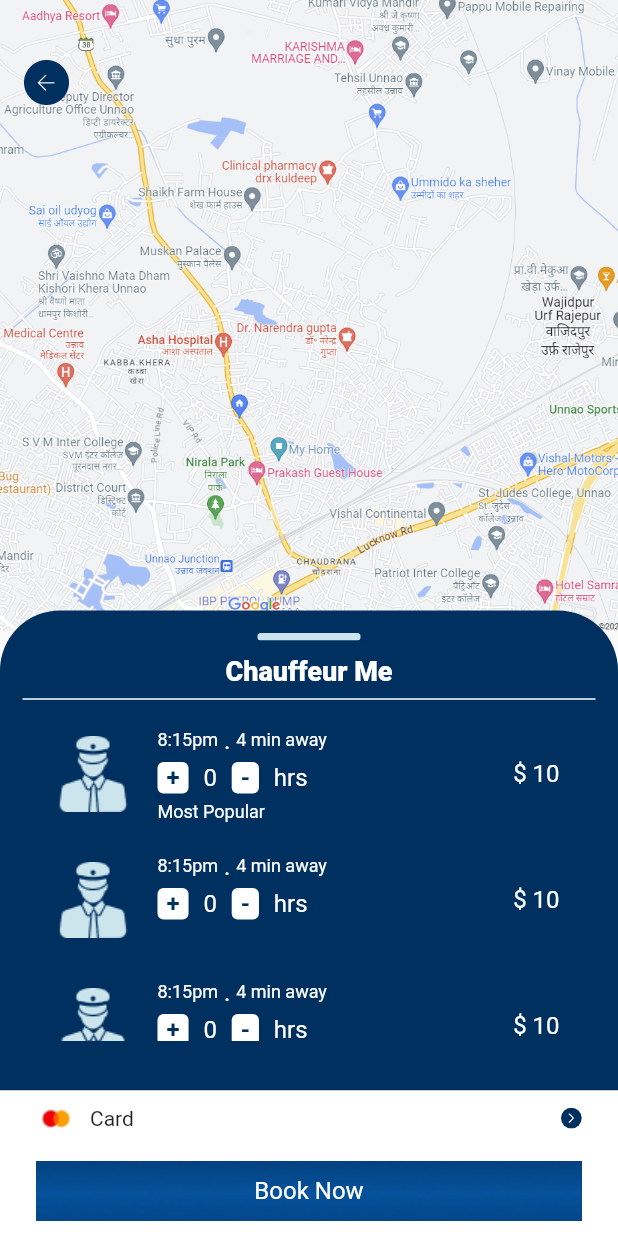
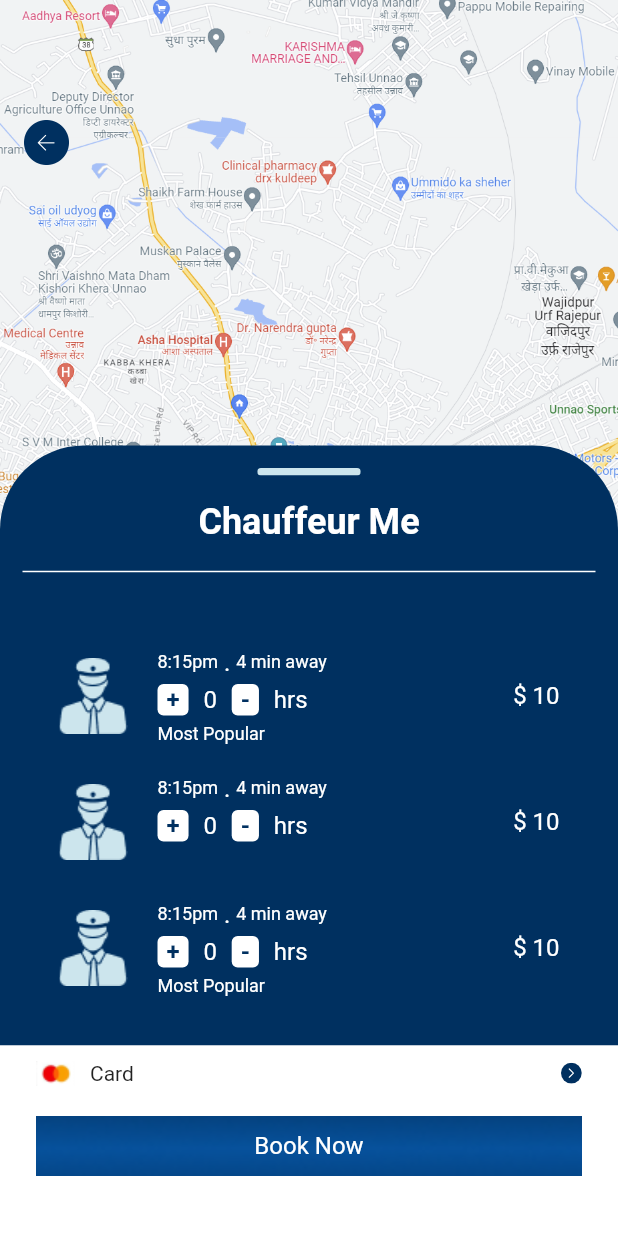
Before and after one commit to rinkuniks/flygrs-flutter, a Flutter app: the BookingScreen screen opened by its route, on a phone screen of 412 x 824 dp. Run offline on Flutter 3.47's test engine with Material 2 defaults, Android fonts, the phone set to English and light mode, and no system bars; our stand-ins replace flutter_rating_bar, flutter_svg; missing offline and left inert: flutter_share; Roboto replaces fonts that are missing (Poppins).

Commit message:
some design changes

```diff
--- a/lib/res/components/NotificationHeader.dart
+++ b/lib/res/components/NotificationHeader.dart
@@ -19,7 +19,7 @@ class _NotificationHeaderState extends State<NotificationHeader> {
     return  Padding(
       padding: const EdgeInsets.only(top: 40, right: 27, left: 20),
       child: Row(
-        mainAxisAlignment: MainAxisAlignment.spaceBetween,
+        mainAxisAlignment: (widget.isBack ?? false == true) ? MainAxisAlignment.spaceBetween : MainAxisAlignment.end,
         children: [
           if (widget.isBack == true)
             InkWell(
--- a/lib/view/booking/booking_screen.dart
+++ b/lib/view/booking/booking_screen.dart
@@ -56,8 +56,7 @@ class _BookingScreenState extends State<BookingScreen> {
 
   @override
   Widget build(BuildContext context) {
-    return SafeArea(
-      child: Scaffold(
+    return Scaffold(
       body: Stack(
         children: [
           SizedBox(
@@ -68,41 +67,46 @@ class _BookingScreenState extends State<BookingScreen> {
           crossAxisAlignment: CrossAxisAlignment.start,
           children: [
             //Map
-               HeaderBack(isSafeArea: true, whichBack: 'blueBack',),
+             HeaderBack( whichBack: 'blueBack',),
             //Bottom Selection
             Column(
               children: [
                 //Details to select
                 Container(
-                    height: 320,
+                  height: 400,
                   padding: const EdgeInsets.all(15),
                   width: MediaQuery.of(context).size.width,
                   decoration: const BoxDecoration(
                       color: AppColors.primaryBackgroundColor,
                       borderRadius: BorderRadius.only(
-                          topLeft: Radius.circular(40),
-                          topRight: Radius.circular(40),
+                        topLeft: Radius.circular(56),
+                        topRight: Radius.circular(56),
                       )),
                   child: Column(
                     children: [
                       SvgPicture.asset("assets/images/bar.svg"),
                       const SizedBox(
-                          height: 10,
+                        height: 17,
                       ),
                       const Text(
                         "Chauffeur Me",
                         style: TextStyle(
-                              fontWeight: FontWeight.w900,
-                              fontSize: 18,
+                            fontWeight: FontWeight.w600,
+                            fontSize: 24,
+                            fontFamily: 'Poppins',
                             color: AppColors.white),
+                      ),
+                      const SizedBox(
+                        height: 11,
                       ),
                       const Divider(
                         thickness: 1,
                         color: AppColors.white,
                       ),
                       SizedBox(
-                          height: 220,
+                        height: 290,
                         child: ListView.builder(
+                          padding: EdgeInsets.only(top: 33),
                           controller: _pageController,
                           scrollDirection: Axis.vertical,
                           reverse: false,
@@ -125,7 +129,7 @@ class _BookingScreenState extends State<BookingScreen> {
                 //Card Selection
                 Container(
                   padding: const EdgeInsets.only(
-                        right: 24, left: 24, top: 10, bottom: 10),
+                      right: 24, left: 24, top: 10, bottom: 40),
                   color: AppColors.white,
                   child: Column(
                     children: [
@@ -147,23 +151,12 @@ class _BookingScreenState extends State<BookingScreen> {
                       const SizedBox(
                         height: 20,
                       ),
-                        Container(
-                            width: MediaQuery.of(context).size.width,
+                      AppGradientButton(
                           height: 40,
-                            alignment: Alignment.center,
-                            decoration: const BoxDecoration(
-                              color: Colors.black,
-                              image: DecorationImage(
-                                  image: AssetImage("assets/images/btnBg.png"),
-                                  fit: BoxFit.cover),
-                            ),
-                            child: AppGradientButton(
                           title: 'Book Now',
-                              onTap: (){
-                                Navigator.pushNamed(context, RouteName.rideCompleted);
-                              },
-                              height: 40,
-                            )
+                          onTap: () {
+                            Navigator.pushNamed(context, RouteName.onGoingScreen);
+                          }
                       ),
                     ],
                   ),
@@ -173,7 +166,6 @@ class _BookingScreenState extends State<BookingScreen> {
           ],
         ),
         ]
-        ),
       ),
     );
   }
--- a/lib/view/preAuth/getStartedScreenView.dart
+++ b/lib/view/preAuth/getStartedScreenView.dart
@@ -176,10 +176,9 @@ class _GetStartedScreenState extends State<GetStartedScreen> {
                           // Utils.snackBar("Clicked", context);
                           Navigator.pushNamed(context, RouteName.signupLogin);
                           // Navigator.pushNamed(context, RouteName.bottomNavigation);
-                          // Navigator.pushNamed(context, RouteName.signupLogin);
+                          Navigator.pushNamed(context, RouteName.signupLogin);
                           // Navigator.pushNamed(context, RouteName.bottomNavigation);
                           // Navigator.pushNamed(context, RouteName.bookingScreen);
-                          Navigator.pushNamed(context, RouteName.onGoingScreen);
                           // Navigator.pushNamed(context, RouteName.takeMeHome);
                         }
                       }
```
Also changed, not shown: lib/view/booking/onGoing_screen.dart (+35 -14 lines), lib/view/home/home_screen.dart (+4 -7 lines), lib/view/notification/notificationView.dart (+22 -1 lines). Lines whose indentation alone changed are shown as unchanged.
